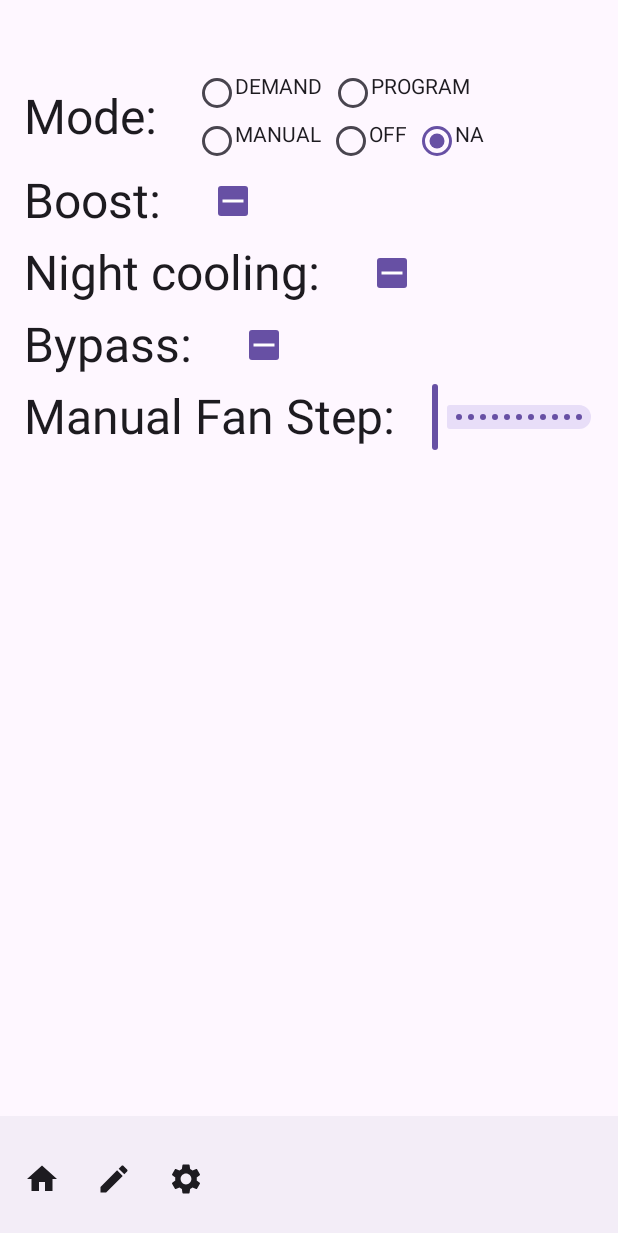
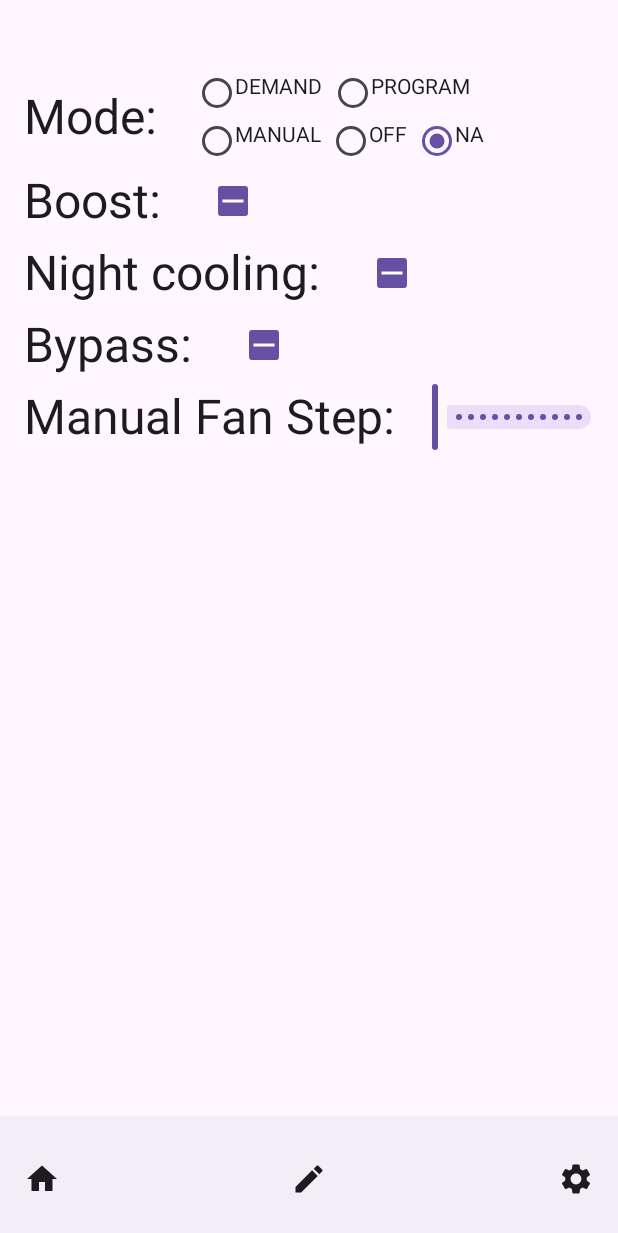
Before and after one commit to pravussum/Dandroid, an Android app built with Jetpack Compose: the screen it shows after launch (MainActivity), after a tap on "Air unit settings", on a phone screen of 412 x 824 dp. Shown: the top 1233 px of the screen. Run offline under Robolectric (Android 15) with nearby library versions, the phone set to English and light mode, and no system bars; our stand-ins replace Dagger/Hilt's generated code.

Commit message:
Use enum for screen constants, realign bottom app bar icons

```diff
--- a/app/src/main/java/net/mortalsilence/dandroid/MainActivity.kt
+++ b/app/src/main/java/net/mortalsilence/dandroid/MainActivity.kt
@@ -12,6 +12,7 @@ import androidx.compose.foundation.layout.ExperimentalLayoutApi
 import androidx.compose.foundation.layout.FlowRow
 import androidx.compose.foundation.layout.PaddingValues
 import androidx.compose.foundation.layout.Row
+import androidx.compose.foundation.layout.Spacer
 import androidx.compose.foundation.layout.fillMaxSize
 import androidx.compose.foundation.layout.padding
 import androidx.compose.foundation.rememberScrollState
@@ -61,6 +62,9 @@ import androidx.lifecycle.viewmodel.compose.viewModel
 import dagger.hilt.android.AndroidEntryPoint
 import net.mortalsilence.dandroid.comm.Mode
 import net.mortalsilence.dandroid.data.AirUnitState
+import net.mortalsilence.dandroid.ui.Screens.airunitsettings
+import net.mortalsilence.dandroid.ui.Screens.airunitstate
+import net.mortalsilence.dandroid.ui.Screens.preferences
 import java.time.format.DateTimeFormatter.ISO_LOCAL_DATE_TIME
 import kotlin.enums.EnumEntries
 
@@ -83,36 +87,31 @@ class MainActivity : ComponentActivity() {
         val mainState by mainViewModel::airUnitState
         val snackbarMessage by mainViewModel::snackbarMessage
         val isRefreshing by mainViewModel::isRefreshing
-        var currentScreen by remember { mutableStateOf("airunitstate") }
+        var currentScreen by remember { mutableStateOf(airunitstate) }
         val scrollState = rememberScrollState()
 
         Scaffold(
             snackbarHost = { SnackbarHost(hostState = snackbarHostState) },
             bottomBar = {
                 BottomAppBar(actions = {
-                    IconButton(onClick = { currentScreen = "airunitstate" }) {
+                    IconButton(onClick = { currentScreen = airunitstate }) {
                         Icon(Icons.Filled.Home, contentDescription = "Air unit state")
                     }
-                    IconButton(onClick = { currentScreen = "airunitsettings" }) {
+                    Spacer(modifier = Modifier.weight(1f))
+                    IconButton(onClick = { currentScreen = airunitsettings }) {
                         Icon(Icons.Filled.Edit, contentDescription = "Air unit settings")
                     }
-                    IconButton(onClick = { currentScreen = "preferences" }) {
+                    Spacer(modifier = Modifier.weight(1f))
+                    IconButton(onClick = { currentScreen = preferences }) {
                         Icon(Icons.Filled.Settings, contentDescription = "Preferences")
                     }
                 })
             }
         ) { paddingValues ->
-
             when (currentScreen) {
-                "airunitstate" -> HomeScreen(
-                    isRefreshing,
-                    mainViewModel,
-                    scrollState,
-                    mainState
-                )
-
-                "airunitsettings" -> AirUnitSettingsScreen(mainViewModel, mainState, paddingValues)
-                "preferences" -> PreferencesScreen(mainViewModel, paddingValues)
+                airunitstate -> HomeScreen(isRefreshing, mainViewModel, scrollState, mainState)
+                airunitsettings -> AirUnitSettingsScreen(mainViewModel, mainState, paddingValues)
+                preferences -> PreferencesScreen(mainViewModel, paddingValues)
             }
         }
 
--- /dev/null
+++ b/app/src/main/java/net/mortalsilence/dandroid/ui/Screens.kt
@@ -0,0 +1,7 @@
+package net.mortalsilence.dandroid.ui
+
+enum class Screens {
+    airunitstate,
+    airunitsettings,
+    preferences
+}
```
